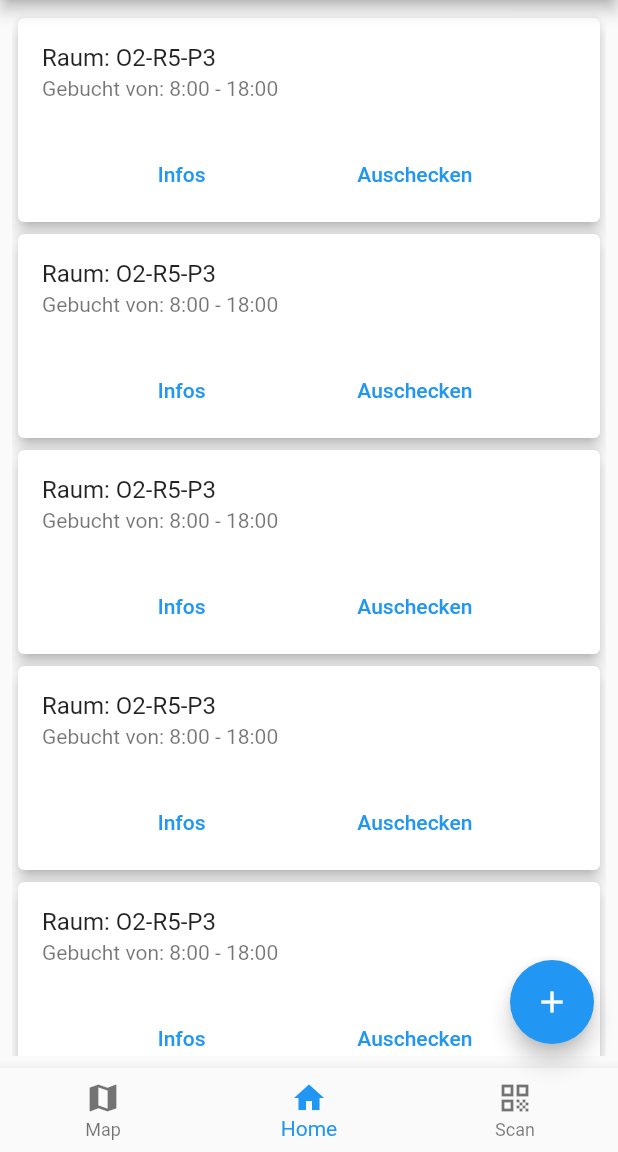
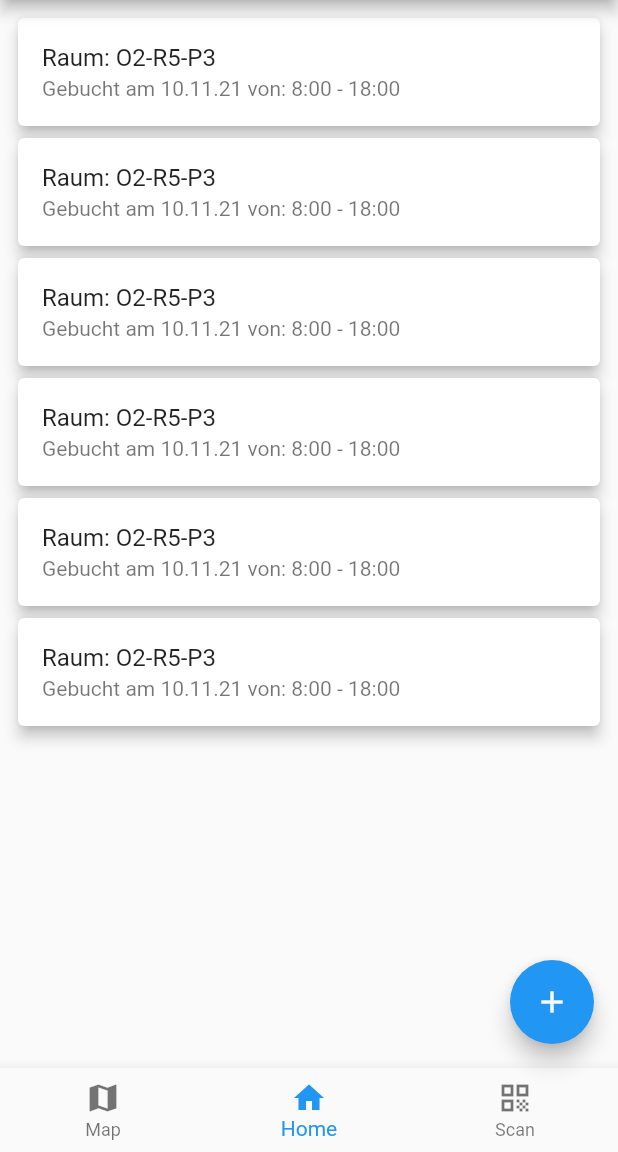
Before and after one commit to YavuzErkal/bookify, a Flutter app: the screen it shows after launch, on a phone screen of 412 x 824 dp, the part 84-1236 px from its top. Run offline on Flutter 3.47's test engine with Material 2 defaults, Android fonts, the phone set to English and light mode, and no system bars; drawn by our look-alikes of flutter_slidable.

```diff
--- a/bookify/lib/main.dart
+++ b/bookify/lib/main.dart
@@ -12,7 +12,7 @@ class MyApp extends StatelessWidget {
     return MaterialApp(
       title: 'Bookify',
       theme: ThemeData(
-        // This is the theme of your application.
+        // This is teriahe theme of your application.
         //
         // Try running your application with "flutter run". You'll see the
         // application has a blue toolbar. Then, without quitting the app, try
--- a/bookify/lib/screens/home.dart
+++ b/bookify/lib/screens/home.dart
@@ -1,7 +1,7 @@
-import 'dart:html';
-
 import 'package:bookify/widgets/main_card.dart';
 import 'package:flutter/material.dart';
+import 'package:flutter_slidable/flutter_slidable.dart';
+
 
 class Home extends StatefulWidget {
   const Home({Key key}) : super(key: key);
@@ -28,3 +28,5 @@ class _HomeState extends State<Home> {
     );
   }
 }
+
+void doNothing(BuildContext context) {}
--- a/bookify/lib/widgets/main_card.dart
+++ b/bookify/lib/widgets/main_card.dart
@@ -1,4 +1,5 @@
 import 'package:flutter/material.dart';
+import 'package:flutter_slidable/flutter_slidable.dart';
 
 class MainCard extends StatefulWidget {
   const MainCard({Key key}) : super(key: key);
@@ -10,30 +11,63 @@ class MainCard extends StatefulWidget {
 class _MainCardState extends State<MainCard> {
   @override
   Widget build(BuildContext context) {
-    return Card(
-      elevation: 4.0,
-      //color: Theme.of(context).colorScheme.primary,
-      child: Column(
-        children: [
-          ListTile(
-            title: Text("Raum: O2-R5-P3"),
-            subtitle: Text("Gebucht von: 8:00 - 18:00"),
+    return Slidable(
+      startActionPane: ActionPane(
+        motion: const ScrollMotion(),
+        children: const [
+          SlidableAction(
+            onPressed: doNothing,
+            backgroundColor: Color(0xFFFE4A49),
+            foregroundColor: Colors.white,
+            icon: Icons.delete,
+            label: 'Delete',
           ),
-          ButtonBar(
-            alignment: MainAxisAlignment.spaceEvenly,
-            children: [
-              TextButton(
-                  onPressed: () {},
-                  child: Text("Infos")
-              ),
-              TextButton(
-                  onPressed: () {},
-                  child: Text("Auschecken")
-              ),
-            ],
-          )
+          SlidableAction(
+            onPressed: doNothing,
+            backgroundColor: Color(0xFF21B7CA),
+            foregroundColor: Colors.white,
+            icon: Icons.share,
+            label: 'Share',
+          ),
         ],
       ),
+
+      endActionPane: const ActionPane(
+        motion: ScrollMotion(),
+        children: [
+          SlidableAction(
+            flex: 2,
+            onPressed: doNothing,
+            backgroundColor: Color(0xFF7BC043),
+            foregroundColor: Colors.white,
+            icon: Icons.archive,
+            label: 'Archive',
+          ),
+          SlidableAction(
+            onPressed: doNothing,
+            backgroundColor: Color(0xFF0392CF),
+            foregroundColor: Colors.white,
+            icon: Icons.save,
+            label: 'Save',
+          ),
+        ],
+      ),
+      child: Card(
+        elevation: 4.0,
+        // color: Theme.of(context).colorScheme.primary,
+        child: Column(
+          children: [
+            ListTile(
+              title: Text("Raum: O2-R5-P3"),
+              subtitle: Text("Gebucht am 10.11.21 von: 8:00 - 18:00"),
+            ),
+          ],
+        ),
+      )
     );
   }
 }
+
+
+
+void doNothing(BuildContext context) {}
--- a/bookify/pubspec.yaml
+++ b/bookify/pubspec.yaml
@@ -28,6 +28,7 @@ dependencies:
   # The following adds the Cupertino Icons font to your application.
   # Use with the CupertinoIcons class for iOS style icons.
   cupertino_icons: ^1.0.2
+  flutter_slidable: ^1.1.0
 
 dev_dependencies:
   flutter_test:
```
Also changed, not shown: bookify/pubspec.lock. Lines whose indentation alone changed are shown as unchanged.
